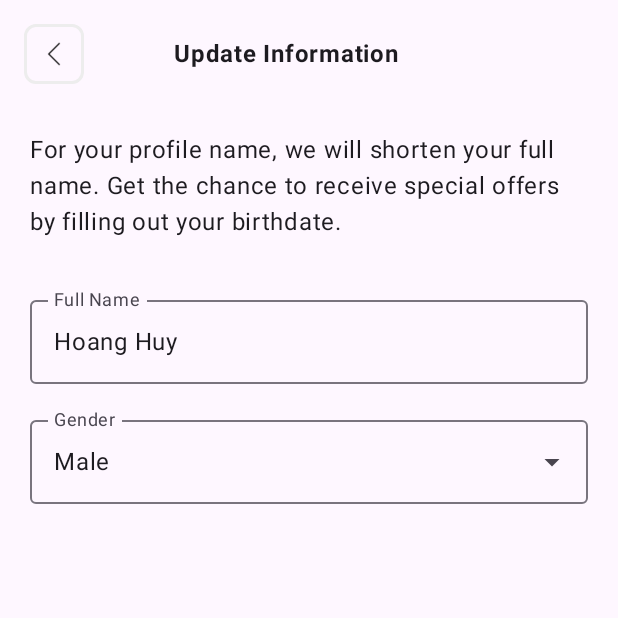
After one commit to caovanhoang63/h5traveloto-booking, an Android app built with Jetpack Compose: the UpdateInformationScreen screen opened through its navigation route, on a phone screen of 412 x 824 dp, the top half of it. The commit adds this screen. Run offline under Robolectric (Android 15) with nearby library versions, the phone set to English and light mode, and no system bars; our stand-ins replace Dagger/Hilt's generated code, accompanist.

Commit message:
add screen updateinfo (review, fullname, gender)

```diff
--- /dev/null
+++ b/app/src/main/java/com/example/h5traveloto_booking/account/personal_information/UpdateInformation/UpdateInformationScreen.kt
@@ -0,0 +1,181 @@
+@file:OptIn(ExperimentalMaterial3Api::class)
+
+package com.example.h5traveloto_booking.account.personal_information.UpdateInformation
+
+import android.app.DatePickerDialog
+import androidx.compose.foundation.background
+import androidx.compose.foundation.clickable
+import androidx.compose.foundation.layout.*
+import androidx.compose.foundation.shape.RoundedCornerShape
+import androidx.compose.foundation.text.KeyboardOptions
+import androidx.compose.material.icons.Icons
+import androidx.compose.material.icons.filled.CalendarToday
+import androidx.compose.material3.*
+import androidx.compose.runtime.*
+import androidx.compose.runtime.saveable.rememberSaveable
+import androidx.compose.ui.Alignment
+import androidx.compose.ui.Modifier
+import androidx.compose.ui.graphics.Color
+import androidx.compose.ui.text.input.KeyboardType
+import androidx.compose.ui.text.input.TextFieldValue
+import androidx.compose.ui.text.style.TextAlign
+import androidx.compose.ui.tooling.preview.Preview
+import androidx.compose.ui.unit.dp
+import androidx.compose.ui.unit.sp
+import androidx.navigation.NavController
+import com.example.h5traveloto_booking.R
+import com.example.h5traveloto_booking.theme.ScreenBackGround
+import com.example.h5traveloto_booking.ui_shared_components.BoldText
+import com.example.h5traveloto_booking.ui_shared_components.PrimaryIconButton
+import com.example.h5traveloto_booking.ui_shared_components.XSpacer
+import com.example.h5traveloto_booking.ui_shared_components.YSpacer
+import com.example.h5traveloto_booking.util.ui_shared_components.TextBox
+import java.time.LocalDate
+@OptIn(ExperimentalMaterial3Api::class)
+@Composable
+fun UpdateInformationScreen(navController: NavController) {
+    var fullName by rememberSaveable { mutableStateOf("Hoang Huy") }
+    var gender by remember { mutableStateOf("Male") }
+    Scaffold(
+        modifier = Modifier
+            .fillMaxSize()
+            .background(ScreenBackGround),
+        topBar = {
+            Row (
+                Modifier.padding(16.dp).fillMaxWidth(),
+                horizontalArrangement = Arrangement.Start,
+                verticalAlignment = Alignment.CenterVertically,
+            ) {
+                PrimaryIconButton(R.drawable.backarrow48, onClick = {navController.navigateUp() /*navController.popBackStack*/},"", modifier = Modifier )
+                XSpacer(60)
+                BoldText(text = "Update Information",
+                    //  fontWeight = FontWeight.Bold,
+                    // fontSize = 20.sp)
+                )
+            }
+        },
+        content = {
+            innerPadding ->
+            Column(
+                modifier = Modifier.padding(innerPadding),
+            ) {
+                Text(text = "For your profile name, we will shorten your full name. Get the chance to receive special offers by filling out your birthdate.",
+                    modifier = Modifier.padding(vertical = 16.dp,horizontal = 20.dp))
+
+                TextBox(label = "Full Name", value = fullName, onValueChange = { fullName = it },modifier = Modifier.padding(vertical = 16.dp, horizontal = 20.dp).fillMaxWidth(), placeholder = "")
+
+                Row(modifier = Modifier
+                    .fillMaxWidth()
+                    .padding(horizontal = 20.dp),
+                    verticalAlignment = Alignment.CenterVertically,
+                    horizontalArrangement = Arrangement.SpaceBetween,) {
+
+                    MyDropdownMenu(
+                        label = "Gender",
+                        items = listOf("Male","Female","Other"),
+                        selectedItem = gender,
+                        onItemSelected = { gender = it },
+                    )
+                }
+            }
+        }
+    )
+}
+
+
+@OptIn(ExperimentalMaterial3Api::class)
+@Composable
+fun MyDropdownMenu(
+    label: String,
+    items: List<String>,
+    selectedItem:String,
+    onItemSelected: (String) -> Unit
+) {
+    var isExpanded by remember {
+        mutableStateOf(false)
+    }
+   var searchText by remember {
+       mutableStateOf(selectedItem)
+   }
+
+    Box(modifier = Modifier.wrapContentSize(),
+        contentAlignment = Alignment.Center)
+    {
+        ExposedDropdownMenuBox(
+            expanded = isExpanded,
+            onExpandedChange = { isExpanded = it }
+        ) {
+            OutlinedTextField(
+                //moi doi value
+                value = searchText,
+                // moi them trong on valuechange
+                onValueChange = {searchText=it},
+                readOnly = true,
+                trailingIcon = {
+                    ExposedDropdownMenuDefaults.TrailingIcon(expanded = isExpanded)
+                },
+                //chinh mau
+                //colors = ExposedDropdownMenuDefaults.textFieldColors(),
+                colors = ExposedDropdownMenuDefaults.outlinedTextFieldColors(),
+                modifier = Modifier.menuAnchor()
+                    .fillMaxWidth(),
+                label = {Text(label)},
+            )
+
+            ExposedDropdownMenu(
+                expanded = isExpanded,
+                onDismissRequest = { isExpanded = false }
+            )
+            {
+                items.forEach { item ->
+                    DropdownMenuItem(onClick = {
+                        onItemSelected(item)
+                        isExpanded = false
+                        searchText = item
+                    },
+                        text = {
+                            Text(text = item,)
+                        })
+
+                }
+            }
+        }
+    }
+}
+
+/*
+@ExperimentalMaterial3Api
+@Composable
+fun DatePickerDialog(
+    onDismissRequest: () -> Unit,
+    confirmButton: @Composable () -> Unit,
+    modifier: Modifier = Modifier,
+    dismissButton: (@Composable () -> Unit)? = null,
+    shape: Shape = DatePickerDefaults.shape,
+    tonalElevation: Dp = DatePickerDefaults.TonalElevation,
+    colors: DatePickerColors = DatePickerDefaults.colors(),
+    properties: DialogProperties = DialogProperties(usePlatformDefaultWidth = false),
+    content: @Composable ColumnScope.() -> Unit
+): Unit
+*/
+
+@Composable
+fun DatePickerComponent(selectedDate: MutableState<LocalDate>) {
+    var expanded by remember { mutableStateOf(false) }
+
+    // Khi nhấn vào văn bản, hiển thị hoặc ẩn DatePickerDialog
+    Text(
+        text = selectedDate.value.toString(),
+        modifier = Modifier.clickable { expanded = true }
+    )
+
+    // DatePickerDialog chỉ hiển thị khi expanded là true
+    if (expanded) {
+    /*    DatePickerDialog()
+        (
+            onDismissRequest = { expanded = false }, // Đóng DatePickerDialog khi người dùng bấm ra ngoài
+            selectedDate = selectedDate.value, // Ngày được chọn
+            onDateChange = { selectedDate.value = it } // Khi ngày được chọn thay đổi, cập nhật giá trị trong selectedDate
+        )*/
+    }
+}
--- a/app/src/main/java/com/example/h5traveloto_booking/navigate/AppNavigation.kt
+++ b/app/src/main/java/com/example/h5traveloto_booking/navigate/AppNavigation.kt
@@ -8,6 +8,8 @@ import com.example.h5traveloto_booking.auth.presentation.login.LoginScreen
 import com.example.h5traveloto_booking.auth.presentation.signup.SignupScreen
 import com.example.h5traveloto_booking.main.presentation.MainScreen
 import com.example.h5traveloto_booking.account.personal_information.PersonalInformationScreen
+import com.example.h5traveloto_booking.account.personal_information.UpdateInformation.UpdateInformationScreen
+
 @Composable
 fun AppNavigation(startDestination : String ) {
 
@@ -16,7 +18,7 @@ fun AppNavigation(startDestination : String ) {
 
     NavHost (
         navController = navController,
-        startDestination = Screens.MainScreen.name
+        startDestination = Screens.UpdateInformationScreen.name
 
     ) {
         composable(route = Screens.SignUpScreen.name) {
@@ -31,5 +33,8 @@ fun AppNavigation(startDestination : String ) {
         composable(route = Screens.PersonalInformationScreen.name) {
             PersonalInformationScreen(navController = navController)
         }
+        composable(route = Screens.UpdateInformationScreen.name ) {
+            UpdateInformationScreen(navController = navController)
+        }
     }
 }
--- a/app/src/main/java/com/example/h5traveloto_booking/navigate/Screens.kt
+++ b/app/src/main/java/com/example/h5traveloto_booking/navigate/Screens.kt
@@ -9,4 +9,5 @@ enum class Screens {
     HistoryScreen,
     AccountScreen,
     PersonalInformationScreen,
+    UpdateInformationScreen,
 }
--- a/app/src/main/java/com/example/h5traveloto_booking/ui_shared_components/ClickableText.kt
+++ b/app/src/main/java/com/example/h5traveloto_booking/ui_shared_components/ClickableText.kt
@@ -16,6 +16,6 @@ fun ClickableText(text : String, onClick : () -> Unit) {
         text = text,
         fontSize = 16.sp,
         color = PrimaryColor,
-        modifier = Modifier.clickable { onClick}
+        modifier = Modifier.clickable { onClick()}
     )
 }
```
Also changed, not shown: app/src/main/java/com/example/h5traveloto_booking/account/AccountScreen.kt (+7 -4 lines), app/src/main/java/com/example/h5traveloto_booking/account/personal_information/PersonalInformationScreen.kt (renamed from app/src/main/java/com/example/h5traveloto_booking/account/personal_information/PersonalInformation.kt, +16 -40 lines).
